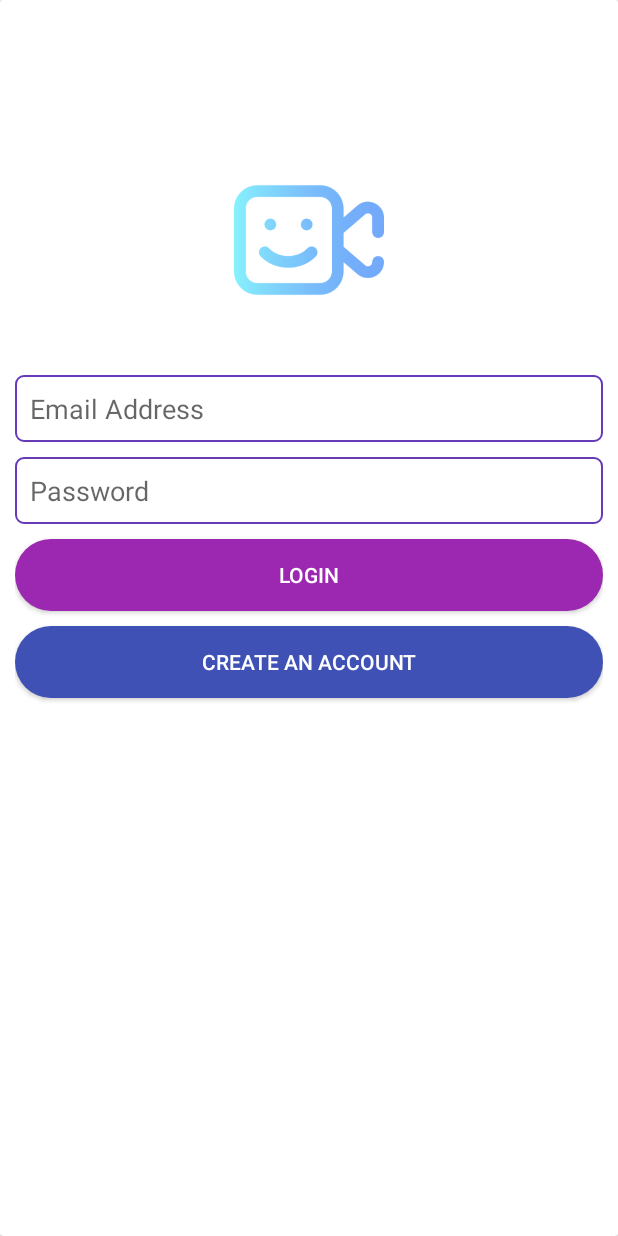
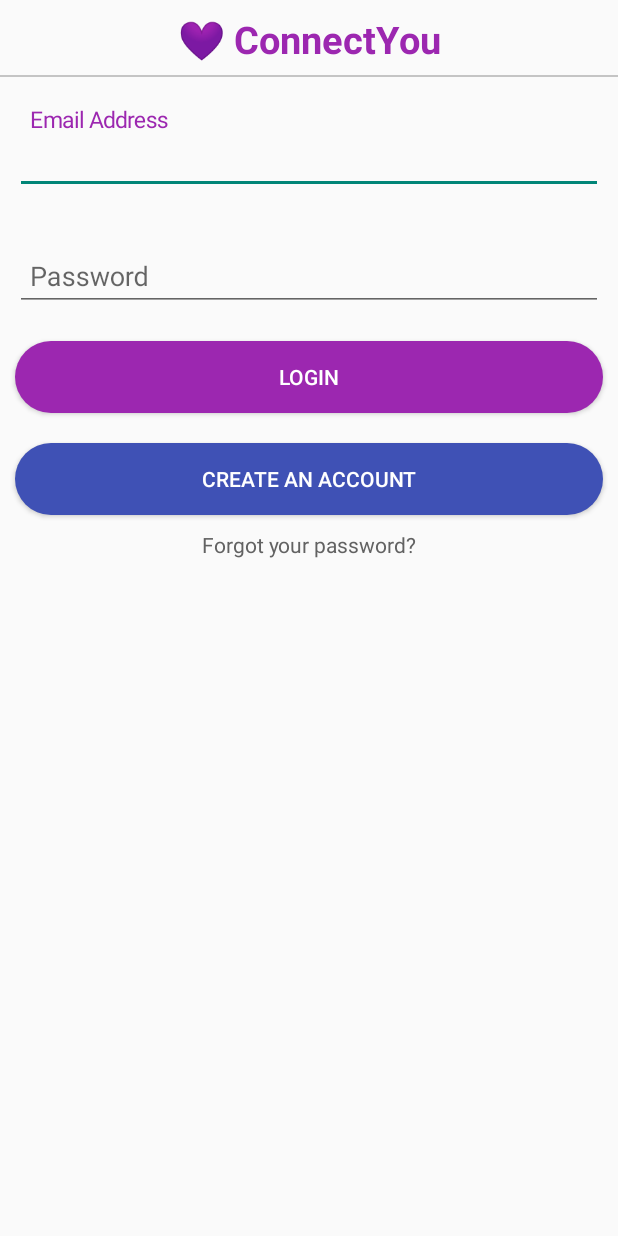
Before and after one commit to RajP62/Jitsi-vedio-call, an Android app: the screen it shows after launch (LoginActivity), on a phone screen of 412 x 824 dp. Run offline under Robolectric (Android 15) with nearby library versions, the light colour scheme and no system bars; our stand-ins replace Firebase (no records; nobody signed in at launch, a user with empty details on screens opened directly); Roboto replaces fonts that are not available here.

Commit message:
LoginActivity ready with floating textview

```diff
--- a/app/src/main/AndroidManifest.xml
+++ b/app/src/main/AndroidManifest.xml
@@ -14,7 +14,8 @@
         <activity android:name=".LoginActivity"
             android:screenOrientation="portrait"/>
         <activity android:name=".MainActivity"
-            android:screenOrientation="portrait">
+            android:screenOrientation="portrait"
+            android:noHistory="true">
             <intent-filter>
                 <action android:name="android.intent.action.MAIN" />
 
--- a/app/src/main/java/com/example/connectyou_indiasfreevedioconferencingapp/LoginActivity.java
+++ b/app/src/main/java/com/example/connectyou_indiasfreevedioconferencingapp/LoginActivity.java
@@ -37,8 +37,8 @@ public class LoginActivity extends AppCompatActivity {
         emailBox = findViewById(R.id.emailBox_loginActivity);
         passwordBox = findViewById(R.id.passwordBox_loginActivity);
 
-        loginButton = findViewById(R.id.loginbtn_loginActivity);
-        signUpButton = findViewById(R.id.createbtn_loginActivity);
+        loginButton = findViewById(R.id.loginBtn_loginAcitvity);
+        signUpButton = findViewById(R.id.createBtn_loginActivity);
 
         loginButton.setOnClickListener(new View.OnClickListener() {
             @Override
--- a/app/src/main/res/drawable/button_style.xml
+++ b/app/src/main/res/drawable/button_style.xml
@@ -2,4 +2,5 @@
 <shape xmlns:android="http://schemas.android.com/apk/res/android">
 <solid android:color="#9C27B0"/>
     <corners android:radius="30dp"/>
+
 </shape>
--- a/app/src/main/res/layout/activity_login.xml
+++ b/app/src/main/res/layout/activity_login.xml
@@ -6,68 +6,103 @@
     android:layout_height="match_parent"
     tools:context=".LoginActivity">
 
-    <androidx.cardview.widget.CardView
+    <TextView
+        android:id="@+id/tv_greyLine_for_LoginActivity"
         android:layout_width="match_parent"
-        android:layout_height="match_parent"
-        app:layout_constraintBottom_toBottomOf="parent"
+        android:layout_height="1dp"
+        android:layout_marginTop="50dp"
+        android:background="@color/grey"
         app:layout_constraintEnd_toEndOf="parent"
         app:layout_constraintStart_toStartOf="parent"
-        app:layout_constraintTop_toTopOf="parent">
+        app:layout_constraintTop_toTopOf="parent" />
+
+    <TextView
+        android:id="@+id/tvConnectView_txt"
+        android:layout_width="wrap_content"
+        android:layout_height="wrap_content"
+        android:text="💜 ConnectYou"
+        android:textSize="25sp"
+        android:textStyle="bold"
+        android:textColor="@color/PurpleLight_for_LoginActivity"
+        android:gravity="center"
+        app:layout_constraintEnd_toEndOf="parent"
+        app:layout_constraintStart_toStartOf="parent"
+        app:layout_constraintTop_toTopOf="parent"
+        app:layout_constraintBottom_toBottomOf="@+id/tv_greyLine_for_LoginActivity"/>
+
 
     <LinearLayout
+        android:id="@+id/Linear_layout_LoginActivity"
         android:layout_width="match_parent"
-            android:layout_height="match_parent"
+        android:layout_height="wrap_content"
+        android:layout_marginTop="10dp"
+        android:orientation="vertical"
+        app:layout_constraintEnd_toEndOf="parent"
+        app:layout_constraintStart_toStartOf="parent"
+        app:layout_constraintTop_toBottomOf="@+id/tv_greyLine_for_LoginActivity">
+
+        <com.google.android.material.textfield.TextInputLayout
+            android:layout_width="match_parent"
+            android:layout_height="wrap_content"
             android:layout_margin="10dp"
-            android:orientation="vertical"
-            android:paddingTop="100dp"
-            android:paddingBottom="100dp">
-
-            <ImageView
-                android:id="@+id/imageView2"
-                android:layout_width="100dp"
-                android:layout_height="100dp"
-                android:layout_gravity="center"
-                android:layout_marginBottom="40dp"
-                app:srcCompat="@drawable/app_logo" />
+            app:hintTextAppearance="@style/TextAppearance.App.TextInputLayout">
 
             <EditText
                 android:id="@+id/emailBox_loginActivity"
                 android:layout_width="match_parent"
                 android:layout_height="wrap_content"
-                android:background="@drawable/textbox"
-                android:ems="10"
                 android:hint="@string/email_address_txt"
                 android:inputType="textEmailAddress"
                 android:padding="10dp" />
+
+        </com.google.android.material.textfield.TextInputLayout>
+
+        <com.google.android.material.textfield.TextInputLayout
+            android:layout_width="match_parent"
+            android:layout_height="wrap_content"
+            android:layout_margin="10dp"
+            app:hintTextAppearance="@style/TextAppearance.App.TextInputLayout">
 
             <EditText
                 android:id="@+id/passwordBox_loginActivity"
                 android:layout_width="match_parent"
                 android:layout_height="wrap_content"
                 android:layout_marginTop="10dp"
-                android:background="@drawable/textbox"
-                android:ems="10"
                 android:hint="@string/password_txt"
                 android:inputType="textPassword"
                 android:padding="10dp" />
 
+        </com.google.android.material.textfield.TextInputLayout>
+
         <Button
-                android:id="@+id/loginbtn_loginActivity"
+            android:id="@+id/loginBtn_loginAcitvity"
             android:layout_width="match_parent"
             android:layout_height="wrap_content"
+            android:layout_margin="10dp"
             android:layout_marginTop="10dp"
             android:background="@drawable/button_style"
             android:text="@string/Login_txt"
             android:textColor="@color/white" />
 
         <Button
-                android:id="@+id/createbtn_loginActivity"
+            android:id="@+id/createBtn_loginActivity"
             android:layout_width="match_parent"
             android:layout_height="wrap_content"
+            android:layout_margin="10dp"
             android:layout_marginTop="10dp"
             android:background="@drawable/button_style_2"
             android:text="@string/create_an_account_txt"
             android:textColor="@color/white" />
+
     </LinearLayout>
-    </androidx.cardview.widget.CardView>
+
+    <TextView
+        android:id="@+id/tv_Forgot_Password"
+        android:layout_width="wrap_content"
+        android:layout_height="wrap_content"
+        android:text="Forgot your password?"
+        android:textColor="@color/dark_grey"
+        app:layout_constraintEnd_toEndOf="parent"
+        app:layout_constraintStart_toStartOf="parent"
+        app:layout_constraintTop_toBottomOf="@+id/Linear_layout_LoginActivity" />
 </androidx.constraintlayout.widget.ConstraintLayout>
--- a/app/src/main/res/values/colors.xml
+++ b/app/src/main/res/values/colors.xml
@@ -9,4 +9,7 @@
     <color name="white">#FFFFFFFF</color>
     <color name="red">#FF5722</color>
     <color name="grey">#c4c4c4</color>
+    <color name="PurpleLight_for_LoginActivity">#9C27B0</color>
+    <color name="dark_grey">#626262</color>
+
 </resources>
--- /dev/null
+++ b/app/src/main/res/values/style.xml
@@ -0,0 +1,8 @@
+<?xml version="1.0" encoding="utf-8"?>
+<resources>
+    <style name="TextAppearance.App.TextInputLayout" parent="@android:style/TextAppearance">
+        <!-- Customize your theme here. -->
+        <item name="android:textColor">@color/PurpleLight_for_LoginActivity</item>
+        <item name="android:textSize">15sp</item>
+    </style>
+</resources>
```
Lines whose indentation alone changed are shown as unchanged.
